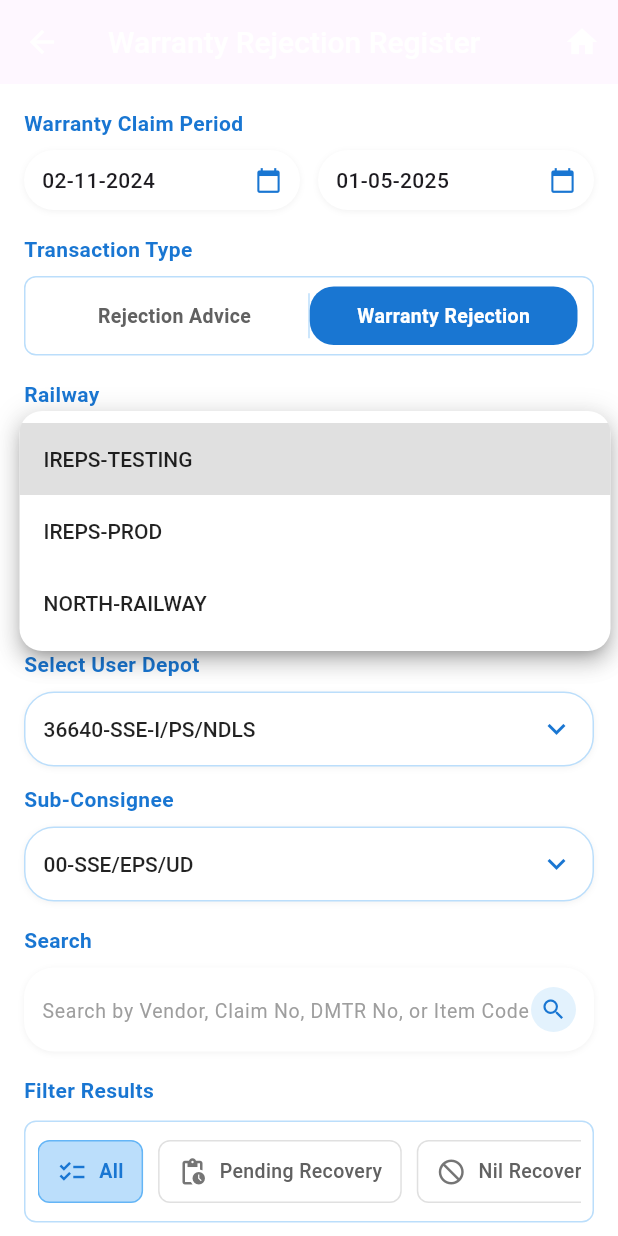
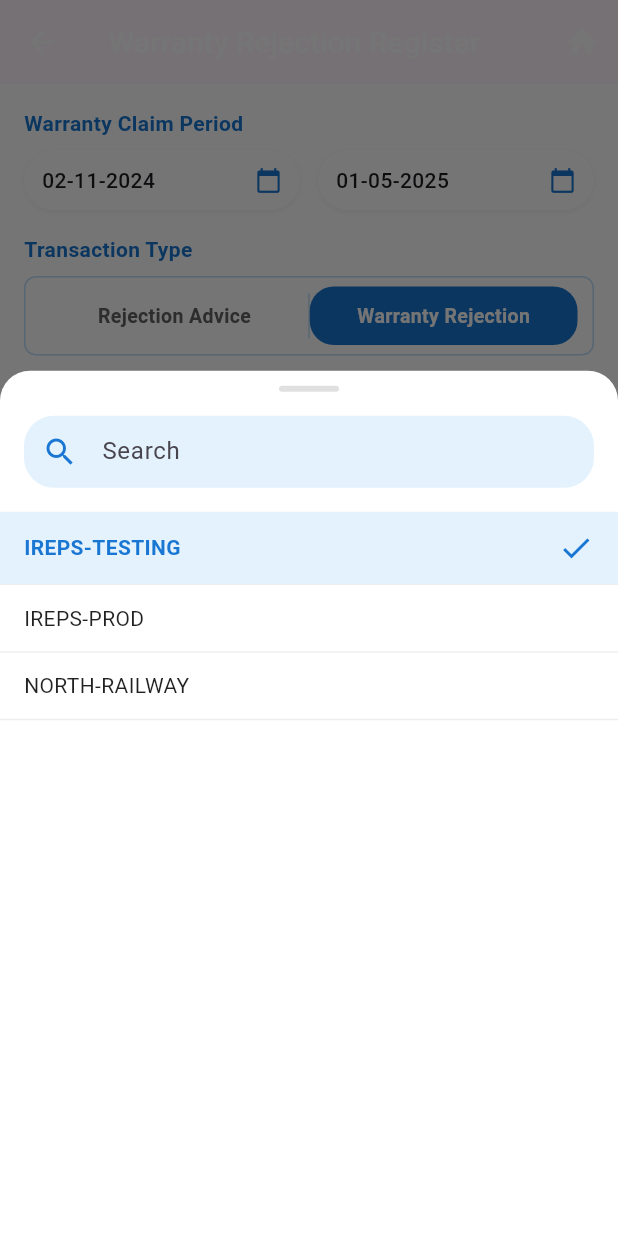
Before and after one commit to gajendrasingh05/ireps_training, a Flutter app: the WarrantyRejectionRegisterScreen screen opened directly, after a tap on "IREPS-TESTING", on a phone screen of 412 x 824 dp. Run offline on Flutter 3.47's test engine with Material 3 defaults, Android fonts, the phone set to English and light mode, and no system bars; our stand-ins replace dropdown_search, flutter_svg, image_picker, package_info_plus, permission_handler, shared_preferences; missing offline and left inert: flutter_app; accounts and stored records are empty; Roboto replaces fonts that are missing (Gastie).

Commit message:
committed by Rishu - 14.05.2025 (Warranty rejection register)

```diff
--- a/lib/warrantyrejection.dart
+++ b/lib/warrantyrejection.dart
@@ -223,10 +223,10 @@ class _WarrantyRejectionRegisterScreenState extends State<WarrantyRejectionRegis
               ),
               const SizedBox(height: 16),
 
-              // Railway dropdown
+              // Railway dropdown search
               _buildSectionTitle('Railway'),
               const SizedBox(height: 8),
-              _buildDropdown(
+              _buildDropdownSearch(
                 value: railway,
                 items: railwayOptions,
                 onChanged: (value) {
@@ -239,10 +239,10 @@ class _WarrantyRejectionRegisterScreenState extends State<WarrantyRejectionRegis
               ),
               const SizedBox(height: 12),
 
-              // Department dropdown
+              // Department dropdown search
               _buildSectionTitle('Select Department'),
               const SizedBox(height: 8),
-              _buildDropdown(
+              _buildDropdownSearch(
                 value: department,
                 items: departmentOptions,
                 onChanged: (value) {
@@ -255,10 +255,10 @@ class _WarrantyRejectionRegisterScreenState extends State<WarrantyRejectionRegis
               ),
               const SizedBox(height: 12),
 
-              // User Depot dropdown
+              // User Depot dropdown search
               _buildSectionTitle('Select User Depot'),
               const SizedBox(height: 8),
-              _buildDropdown(
+              _buildDropdownSearch(
                 value: userDepot,
                 items: userDepotOptions,
                 onChanged: (value) {
@@ -271,10 +271,10 @@ class _WarrantyRejectionRegisterScreenState extends State<WarrantyRejectionRegis
               ),
               const SizedBox(height: 12),
 
-              // Sub-Consignee dropdown
+              // Sub-Consignee dropdown search
               _buildSectionTitle('Sub-Consignee'),
               const SizedBox(height: 8),
-              _buildDropdown(
+              _buildDropdownSearch(
                 value: subConsignee,
                 items: subConsigneeOptions,
                 onChanged: (value) {
@@ -446,8 +446,8 @@ class _WarrantyRejectionRegisterScreenState extends State<WarrantyRejectionRegis
     );
   }
 
-  // Regular dropdown with styled container
-  Widget _buildDropdown({
+  // Custom Dropdown Search
+  Widget _buildDropdownSearch({
     required String value,
     required List<String> items,
     required Function(String?) onChanged,
@@ -465,29 +465,145 @@ class _WarrantyRejectionRegisterScreenState extends State<WarrantyRejectionRegis
           ),
         ],
       ),
-      padding: const EdgeInsets.symmetric(horizontal: 12),
-      child: DropdownButtonHideUnderline(
-        child: DropdownButton<String>(
-          value: value,
-          isExpanded: true,
-          icon: Icon(Icons.keyboard_arrow_down, color: Colors.blue.shade700),
-          style: const TextStyle(
-            fontWeight: FontWeight.w500,
-            fontSize: 14,
-            color: Colors.black87,
+      child: InkWell(
+        borderRadius: BorderRadius.circular(20),
+        onTap: () {
+          _showDropdownSearch(context, items, value, onChanged);
+        },
+        child: Padding(
+          padding: const EdgeInsets.symmetric(horizontal: 12, vertical: 12),
+          child: Row(
+            mainAxisAlignment: MainAxisAlignment.spaceBetween,
+            children: [
+              Text(
+                value,
+                style: const TextStyle(
+                  fontWeight: FontWeight.w500,
+                  fontSize: 14,
+                  color: Colors.black87,
+                ),
+              ),
+              Icon(Icons.keyboard_arrow_down, color: Colors.blue.shade700),
+            ],
           ),
-          dropdownColor: Colors.white,
-          borderRadius: BorderRadius.circular(15),
-          items: items.map<DropdownMenuItem<String>>((String item) {
-            return DropdownMenuItem<String>(
-              value: item,
-              child: Text(item),
-            );
-          }).toList(),
-          onChanged: onChanged,
         ),
       ),
     );
+  }
+
+  // Show Dropdown Search Modal
+  Future<void> _showDropdownSearch(
+      BuildContext context,
+      List<String> items,
+      String currentValue,
+      Function(String?) onChanged,
+      ) async {
+    final TextEditingController searchTextController = TextEditingController();
+    List<String> filteredItems = List.from(items);
+
+    await showModalBottomSheet(
+      context: context,
+      isScrollControlled: true,
+      backgroundColor: Colors.transparent,
+      builder: (BuildContext context) {
+        return StatefulBuilder(
+          builder: (BuildContext context, StateSetter setModalState) {
+            return Container(
+              height: MediaQuery.of(context).size.height * 0.7,
+              decoration: const BoxDecoration(
+                color: Colors.white,
+                borderRadius: BorderRadius.only(
+                  topLeft: Radius.circular(20),
+                  topRight: Radius.circular(20),
+                ),
+              ),
+              child: Column(
+                children: [
+                  // Drag handle
+                  Container(
+                    margin: const EdgeInsets.only(top: 10),
+                    height: 4,
+                    width: 40,
+                    decoration: BoxDecoration(
+                      color: Colors.grey.shade300,
+                      borderRadius: BorderRadius.circular(2),
+                    ),
+                  ),
+                  Padding(
+                    padding: const EdgeInsets.all(16.0),
+                    child: TextField(
+                      controller: searchTextController,
+                      decoration: InputDecoration(
+                        hintText: 'Search',
+                        prefixIcon: Icon(Icons.search, color: Colors.blue.shade700),
+                        filled: true,
+                        fillColor: Colors.blue.shade50,
+                        border: OutlineInputBorder(
+                          borderRadius: BorderRadius.circular(20),
+                          borderSide: BorderSide.none,
+                        ),
+                        contentPadding: const EdgeInsets.symmetric(horizontal: 16, vertical: 12),
+                      ),
+                      onChanged: (value) {
+                        setModalState(() {
+                          filteredItems = items
+                              .where((item) => item
+                              .toLowerCase()
+                              .contains(value.toLowerCase()))
+                              .toList();
+                        });
+                      },
+                    ),
+                  ),
+                  Expanded(
+                    child: ListView.builder(
+                      itemCount: filteredItems.length,
+                      itemBuilder: (context, index) {
+                        final item = filteredItems[index];
+                        final isSelected = item == currentValue;
+
+                        return InkWell(
+                          onTap: () {
+                            onChanged(item);
+                            Navigator.pop(context);
+                          },
+                          child: Container(
+                            padding: const EdgeInsets.symmetric(vertical: 12, horizontal: 16),
+                            decoration: BoxDecoration(
+                              color: isSelected ? Colors.blue.shade50 : Colors.white,
+                              border: Border(
+                                bottom: BorderSide(color: Colors.grey.shade200),
+                              ),
+                            ),
+                            child: Row(
+                              mainAxisAlignment: MainAxisAlignment.spaceBetween,
+                              children: [
+                                Text(
+                                  item,
+                                  style: TextStyle(
+                                    fontWeight: isSelected ? FontWeight.bold : FontWeight.normal,
+                                    color: isSelected ? Colors.blue.shade700 : Colors.black87,
+                                  ),
+                                ),
+                                if (isSelected)
+                                  Icon(Icons.check, color: Colors.blue.shade700),
+                              ],
+                            ),
+                          ),
+                        );
+                      },
+                    ),
+                  ),
+                ],
+              ),
+            );
+          },
+        );
+      },
+    );
+
+    // Clean up
+    searchTextController.dispose();
   }
 
   Widget _buildSectionTitle(String title) {
```
